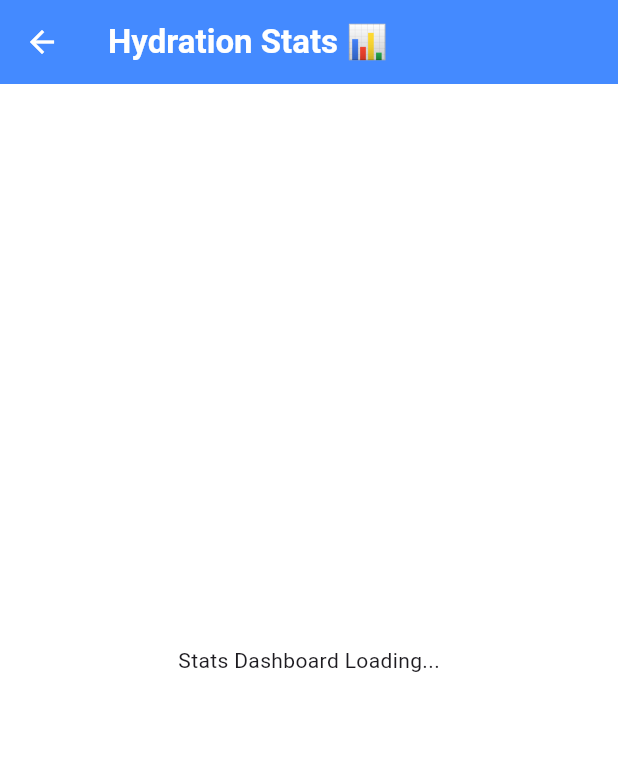
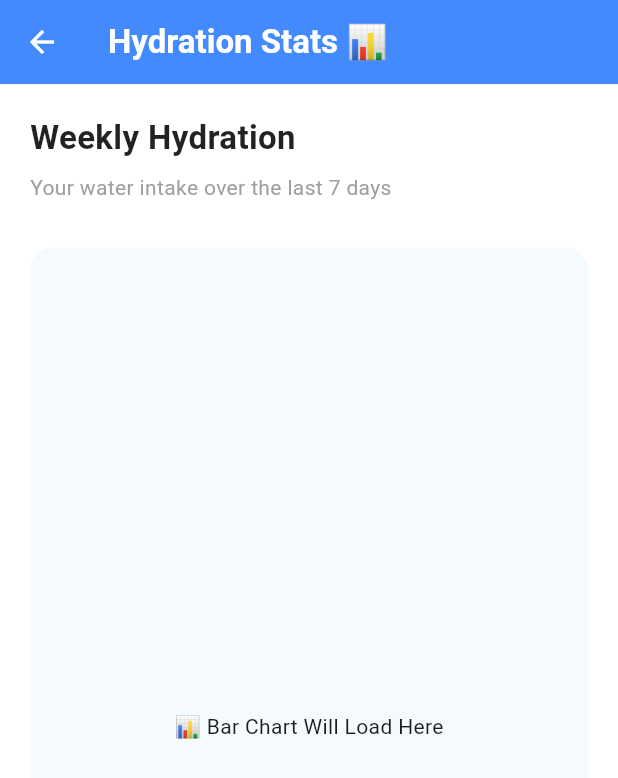
Before and after one commit to inojBhashitha/Smart-Water-Bottle-IoT, a Flutter app: the StatsScreen screen opened directly, on a phone screen of 412 x 824 dp. Shown: the top 778 px of the screen. Run offline on Flutter 3.47's test engine with Material 3 defaults, Android fonts, the phone set to English and light mode, and no system bars.

Commit message:
ui: added layout structure and headings for weekly hydration

```diff
--- a/mobile-app/smart_water_bottle_app/lib/screens/stats/stats_screen.dart
+++ b/mobile-app/smart_water_bottle_app/lib/screens/stats/stats_screen.dart
@@ -21,9 +21,41 @@ class _StatsScreenState extends State<StatsScreen> {
         foregroundColor: Colors.white,
         elevation: 0,
       ),
-      body: const Center(
-        child: Text('Stats Dashboard Loading...'), //
+      body: Padding(
+        padding: const EdgeInsets.all(20.0),
+        child: Column(
+          crossAxisAlignment: CrossAxisAlignment.start,
+          children: [
+            const Text(
+              'Weekly Hydration',
+              style: TextStyle(
+                fontSize: 22,
+                fontWeight: FontWeight.bold,
+                color: Colors.black87,
+              ),
+            ),
+            const SizedBox(height: 8),
+            const Text(
+              'Your water intake over the last 7 days',
+              style: TextStyle(fontSize: 14, color: Colors.grey),
+            ),
+            const SizedBox(height: 30),
+
+            Expanded(
+              child: Container(
+                width: double.infinity,
+                decoration: BoxDecoration(
+                  color: Colors.blue.withOpacity(0.05),
+                  borderRadius: BorderRadius.circular(15),
+                ),
+                child: const Center(
+                  child: Text('📊 Bar Chart Will Load Here'),
+                ),
+              ),
+            ),
+          ],
+        ),
       ),
-    );
+    ); //
   }
 }
```
